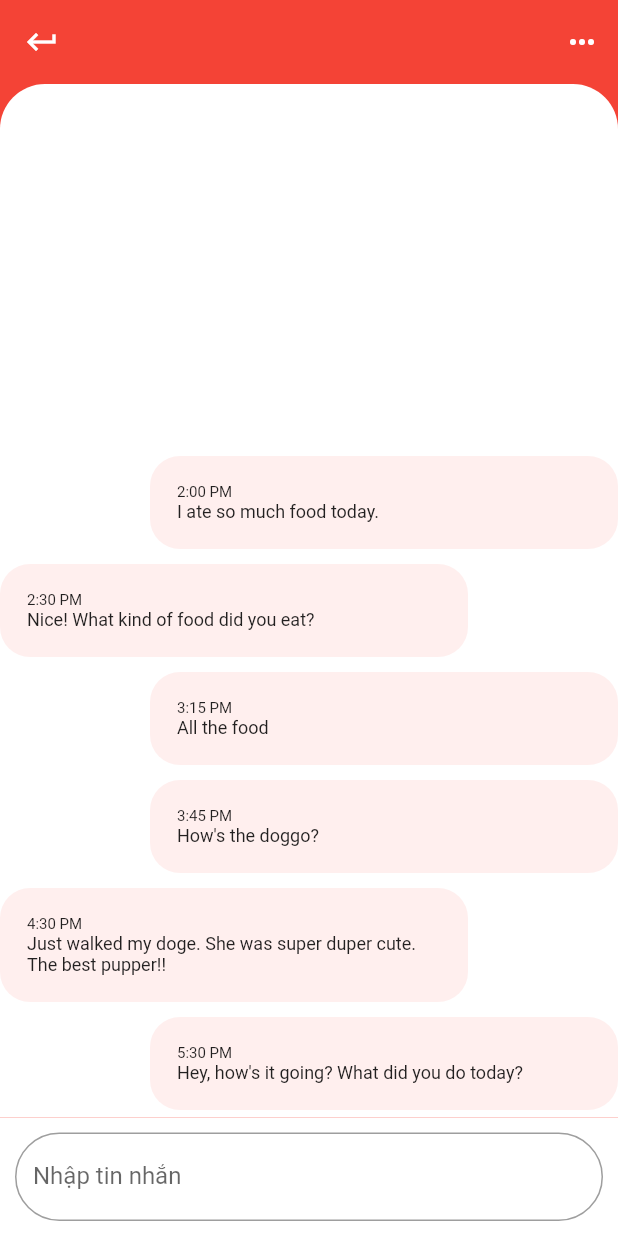
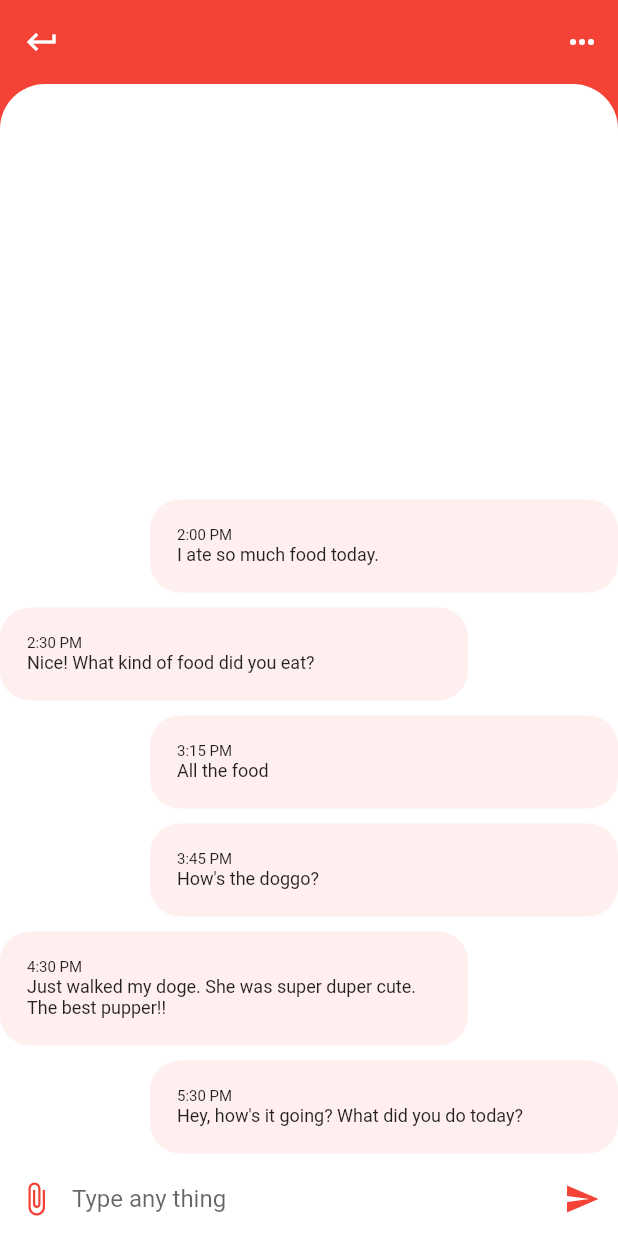
Before and after one commit to duyydang/ChatUI-Flutter, a Flutter app: the screen it shows after launch, after a tap on "James", on a phone screen of 412 x 824 dp. Run offline on Flutter 3.47's test engine with Material 2 defaults, Android fonts, the phone set to English and light mode, and no system bars.

Commit message:
Fix Box Chat

```diff
--- a/lib/screens/chat_screen.dart
+++ b/lib/screens/chat_screen.dart
@@ -29,7 +29,9 @@ class _ChatScreenState extends State<ChatScreen> {
           ],
           elevation: 0.0,
         ),
-        body: Column(
+        body: GestureDetector(
+          onTap: () => FocusScope.of(context).unfocus(),
+          child: Column(
             children: [
               Expanded(
                 child: Container(
@@ -96,20 +98,44 @@ class _ChatScreenState extends State<ChatScreen> {
                   ),
                 ),
               ),
-            Container(
-              padding: const EdgeInsets.all(10),
-              color: Colors.white,
-              child: TextField(
-                decoration: InputDecoration(
-                  border: OutlineInputBorder(
-                      borderRadius: BorderRadius.circular(30)),
-                  labelText: 'Nhập tin nhắn',
+              // Box chat
+              _buildBoxChat(),
+            ],
           ),
-              ),
-            ),
-          ],
         ),
       ),
     );
   }
+
+  Container _buildBoxChat() {
+    return Container(
+      color: Colors.white,
+      height: 50,
+      padding: const EdgeInsets.only(top: 10, bottom: 10),
+      child: Row(
+        children: [
+          IconButton(
+            color: Colors.red,
+            onPressed: () {},
+            icon: const Icon(Icons.attach_file),
+            padding: const EdgeInsets.only(bottom: 0),
+          ),
+          const Expanded(
+            child: TextField(
+              textCapitalization: TextCapitalization.sentences,
+              decoration: InputDecoration.collapsed(
+                hintText: 'Type any thing',
+              ),
+            ),
+          ),
+          IconButton(
+            color: Colors.red,
+            onPressed: () {},
+            icon: const Icon(Icons.send),
+            padding: const EdgeInsets.only(bottom: 0),
+          ),
+        ],
+      ),
+    );
   }
+}
```
Lines whose indentation alone changed are shown as unchanged.
